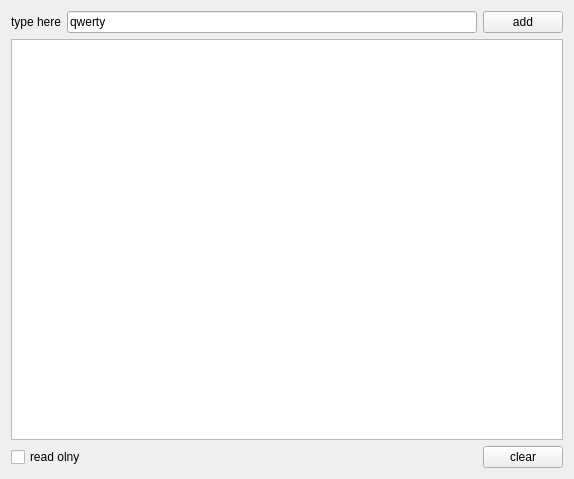
This is examples/Qt/example_qt0/mainwindow.ui in VetrovSV/OOP as Qt 5 draws it before an edit. The edited form follows.
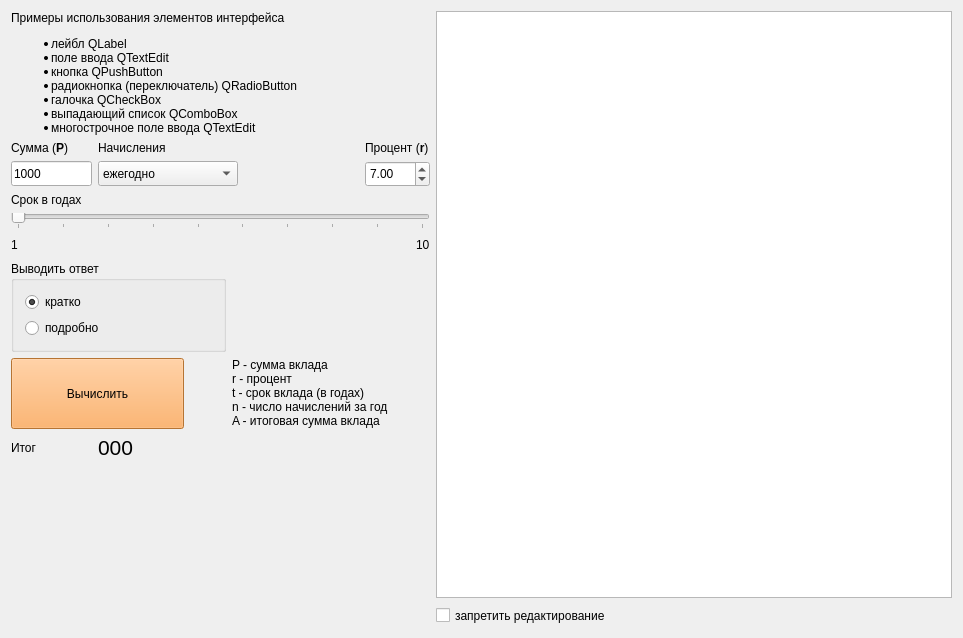
This is the edited form. Icons and pictures are not drawn.

Diff of the .ui file:
```diff
--- a/examples/Qt/example_qt0/mainwindow.ui
+++ b/examples/Qt/example_qt0/mainwindow.ui
@@ -6,74 +6,365 @@
    <rect>
     <x>0</x>
     <y>0</y>
-    <width>574</width>
-    <height>479</height>
+    <width>963</width>
+    <height>638</height>
    </rect>
   </property>
   <property name="windowTitle">
    <string>Пример Qt №0</string>
   </property>
   <widget class="QWidget" name="centralWidget">
-   <layout class="QVBoxLayout" name="verticalLayout">
-    <item>
-     <layout class="QHBoxLayout" name="horizontalLayout">
-      <item>
-       <widget class="QLabel" name="label">
+   <layout class="QGridLayout" name="gridLayout_2" columnstretch="0,1">
+    <item row="0" column="0">
+     <layout class="QGridLayout" name="gridLayout">
+      <item row="0" column="0" colspan="3">
+       <widget class="QLabel" name="label_info">
+        <property name="maximumSize">
+         <size>
+          <width>410</width>
+          <height>132</height>
+         </size>
+        </property>
+        <property name="font">
+         <font>
+          <pointsize>9</pointsize>
+         </font>
+        </property>
         <property name="text">
-         <string>type here</string>
+         <string>&lt;html&gt;&lt;head/&gt;
+&lt;body&gt;
+
+Примеры использования элементов интерфейса
+&lt;ul&gt;
+&lt;li&gt;лейбл QLabel&lt;/li&gt;
+&lt;li&gt;поле ввода QTextEdit&lt;/li&gt;
+&lt;li&gt;кнопка QPushButton&lt;/li&gt;
+&lt;li&gt;радиокнопка (переключатель) QRadioButton&lt;/li&gt;
+&lt;li&gt;галочка QCheckBox&lt;/li&gt;
+&lt;li&gt;выпадающий список QComboBox&lt;/li&gt;
+&lt;li&gt;многострочное поле ввода QTextEdit	&lt;/li&gt;
+&lt;/ul&gt;
+
+&lt;/body&gt;&lt;/html&gt;</string>
         </property>
        </widget>
       </item>
-      <item>
-       <widget class="QLineEdit" name="lineEdit">
+      <item row="1" column="0">
+       <widget class="QLabel" name="label_2">
         <property name="text">
-         <string>qwerty</string>
+         <string>&lt;html&gt;&lt;head/&gt;&lt;body&gt;&lt;p&gt;Сумма (&lt;span style=&quot; font-weight:600;&quot;&gt;P&lt;/span&gt;)&lt;/p&gt;&lt;/body&gt;&lt;/html&gt;</string>
         </property>
        </widget>
       </item>
-      <item>
-       <widget class="QPushButton" name="pushButton_add">
+      <item row="1" column="1">
+       <widget class="QLabel" name="label_3">
         <property name="text">
-         <string>add</string>
+         <string>Начисления</string>
         </property>
        </widget>
       </item>
-     </layout>
-    </item>
-    <item>
-     <widget class="QTextEdit" name="textEdit"/>
-    </item>
-    <item>
-     <layout class="QHBoxLayout" name="horizontalLayout_2">
-      <item>
-       <widget class="QCheckBox" name="checkBox">
+      <item row="1" column="3">
+       <widget class="QLabel" name="label_4">
         <property name="text">
-         <string>read olny</string>
+         <string>&lt;html&gt;&lt;head/&gt;&lt;body&gt;&lt;p&gt;Процент (&lt;span style=&quot; font-weight:600;&quot;&gt;r&lt;/span&gt;)&lt;/p&gt;&lt;/body&gt;&lt;/html&gt;</string>
         </property>
        </widget>
       </item>
-      <item>
-       <spacer name="horizontalSpacer">
+      <item row="2" column="0">
+       <widget class="QLineEdit" name="lineEdit_sum">
+        <property name="minimumSize">
+         <size>
+          <width>81</width>
+          <height>25</height>
+         </size>
+        </property>
+        <property name="maximumSize">
+         <size>
+          <width>81</width>
+          <height>25</height>
+         </size>
+        </property>
+        <property name="text">
+         <string>1000</string>
+        </property>
+       </widget>
+      </item>
+      <item row="2" column="1" colspan="2">
+       <widget class="QComboBox" name="comboBox_n">
+        <property name="maximumSize">
+         <size>
+          <width>140</width>
+          <height>25</height>
+         </size>
+        </property>
+        <item>
+         <property name="text">
+          <string>ежегодно</string>
+         </property>
+        </item>
+        <item>
+         <property name="text">
+          <string>ежеквартально</string>
+         </property>
+        </item>
+        <item>
+         <property name="text">
+          <string>ежемесячно</string>
+         </property>
+        </item>
+       </widget>
+      </item>
+      <item row="2" column="3">
+       <widget class="QDoubleSpinBox" name="spinBox_percent">
+        <property name="minimumSize">
+         <size>
+          <width>65</width>
+          <height>26</height>
+         </size>
+        </property>
+        <property name="maximumSize">
+         <size>
+          <width>65</width>
+          <height>26</height>
+         </size>
+        </property>
+        <property name="maximum">
+         <double>100.000000000000000</double>
+        </property>
+        <property name="value">
+         <double>7.000000000000000</double>
+        </property>
+       </widget>
+      </item>
+      <item row="3" column="0">
+       <widget class="QLabel" name="label_5">
+        <property name="text">
+         <string>Срок в годах</string>
+        </property>
+       </widget>
+      </item>
+      <item row="4" column="0" colspan="4">
+       <widget class="QSlider" name="slider_t">
+        <property name="minimumSize">
+         <size>
+          <width>419</width>
+          <height>16</height>
+         </size>
+        </property>
+        <property name="maximumSize">
+         <size>
+          <width>420</width>
+          <height>16</height>
+         </size>
+        </property>
+        <property name="minimum">
+         <number>1</number>
+        </property>
+        <property name="maximum">
+         <number>10</number>
+        </property>
         <property name="orientation">
          <enum>Qt::Horizontal</enum>
         </property>
-        <property name="sizeHint" stdset="0">
+        <property name="invertedAppearance">
+         <bool>false</bool>
+        </property>
+        <property name="invertedControls">
+         <bool>false</bool>
+        </property>
+        <property name="tickPosition">
+         <enum>QSlider::TicksBelow</enum>
+        </property>
+        <property name="tickInterval">
+         <number>1</number>
+        </property>
+       </widget>
+      </item>
+      <item row="5" column="0" colspan="2">
+       <layout class="QHBoxLayout" name="horizontalLayout">
+        <property name="spacing">
+         <number>0</number>
+        </property>
+        <item>
+         <widget class="QLabel" name="label_6">
+          <property name="text">
+           <string>1</string>
+          </property>
+         </widget>
+        </item>
+        <item>
+         <spacer name="horizontalSpacer">
+          <property name="orientation">
+           <enum>Qt::Horizontal</enum>
+          </property>
+          <property name="sizeHint" stdset="0">
+           <size>
+            <width>40</width>
+            <height>20</height>
+           </size>
+          </property>
+         </spacer>
+        </item>
+       </layout>
+      </item>
+      <item row="6" column="0" colspan="2">
+       <widget class="QGroupBox" name="groupBox_verbose">
+        <property name="title">
+         <string>Выводить ответ</string>
+        </property>
+        <layout class="QVBoxLayout" name="verticalLayout">
+         <item>
+          <widget class="QRadioButton" name="radioButton_brief">
+           <property name="text">
+            <string>кратко</string>
+           </property>
+           <property name="checked">
+            <bool>true</bool>
+           </property>
+          </widget>
+         </item>
+         <item>
+          <widget class="QRadioButton" name="radioButton_verbose">
+           <property name="text">
+            <string>подробно</string>
+           </property>
+          </widget>
+         </item>
+        </layout>
+       </widget>
+      </item>
+      <item row="6" column="2" colspan="2">
+       <widget class="QLabel" name="label_formula">
+        <property name="maximumSize">
          <size>
           <width>40</width>
           <height>20</height>
          </size>
         </property>
-       </spacer>
+        <property name="text">
+         <string/>
+        </property>
+        <property name="pixmap">
+         <pixmap resource="resources.qrc">:/other_files/formula.png</pixmap>
+        </property>
+        <property name="scaledContents">
+         <bool>true</bool>
+        </property>
+       </widget>
       </item>
-      <item>
-       <widget class="QPushButton" name="pushButton_clear">
+      <item row="7" column="0" colspan="2">
+       <widget class="QPushButton" name="pushButton_calc">
+        <property name="minimumSize">
+         <size>
+          <width>121</width>
+          <height>71</height>
+         </size>
+        </property>
+        <property name="maximumSize">
+         <size>
+          <width>173</width>
+          <height>71</height>
+         </size>
+        </property>
+        <property name="styleSheet">
+         <string notr="true">background-color: rgb(255, 163, 72);
+color: rgb(0, 0, 0);</string>
+        </property>
         <property name="text">
-         <string>clear</string>
+         <string>Вычислить</string>
+        </property>
+       </widget>
+      </item>
+      <item row="7" column="2" colspan="2">
+       <widget class="QLabel" name="label_legend">
+        <property name="text">
+         <string>P - сумма вклада
+r - процент
+t - срок вклада (в годах)
+n - число начислений за год
+A - итоговая сумма вклада</string>
+        </property>
+        <property name="alignment">
+         <set>Qt::AlignLeading|Qt::AlignLeft|Qt::AlignTop</set>
+        </property>
+       </widget>
+      </item>
+      <item row="8" column="0">
+       <widget class="QLabel" name="label">
+        <property name="text">
+         <string>Итог</string>
+        </property>
+       </widget>
+      </item>
+      <item row="8" column="1">
+       <widget class="QLabel" name="label_result">
+        <property name="font">
+         <font>
+          <pointsize>16</pointsize>
+         </font>
+        </property>
+        <property name="text">
+         <string>000</string>
+        </property>
+       </widget>
+      </item>
+      <item row="5" column="3" alignment="Qt::AlignRight">
+       <widget class="QLabel" name="label_7">
+        <property name="text">
+         <string>10</string>
         </property>
        </widget>
       </item>
      </layout>
     </item>
+    <item row="0" column="1" rowspan="2">
+     <widget class="QTextEdit" name="textEdit_report">
+      <property name="sizePolicy">
+       <sizepolicy hsizetype="Expanding" vsizetype="Expanding">
+        <horstretch>0</horstretch>
+        <verstretch>0</verstretch>
+       </sizepolicy>
+      </property>
+      <property name="minimumSize">
+       <size>
+        <width>505</width>
+        <height>514</height>
+       </size>
+      </property>
+      <property name="sizeIncrement">
+       <size>
+        <width>0</width>
+        <height>0</height>
+       </size>
+      </property>
+     </widget>
+    </item>
+    <item row="1" column="0" rowspan="2">
+     <spacer name="verticalSpacer">
+      <property name="orientation">
+       <enum>Qt::Vertical</enum>
+      </property>
+      <property name="sizeHint" stdset="0">
+       <size>
+        <width>20</width>
+        <height>69</height>
+       </size>
+      </property>
+     </spacer>
+    </item>
+    <item row="2" column="1">
+     <widget class="QCheckBox" name="checkBox_read_only">
+      <property name="maximumSize">
+       <size>
+        <width>16777215</width>
+        <height>23</height>
+       </size>
+      </property>
+      <property name="text">
+       <string>запретить редактирование</string>
+      </property>
+     </widget>
+    </item>
    </layout>
   </widget>
   <action name="action">
```
Left out of the diff: 10 changed lines with no effect on the pictures.
